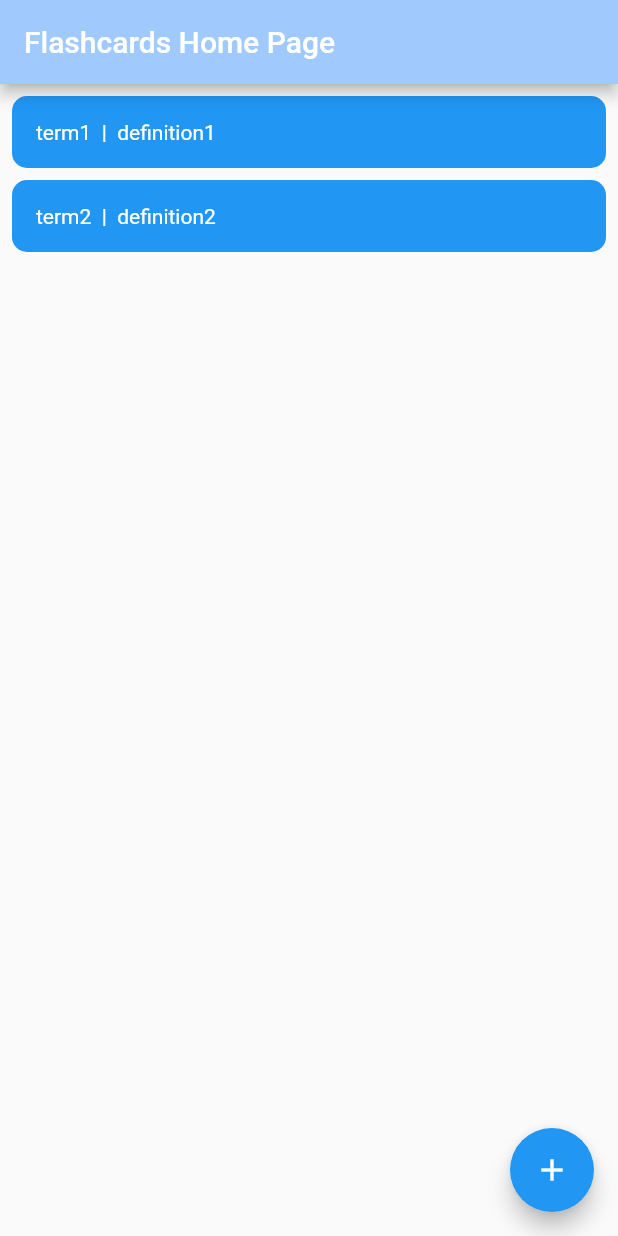
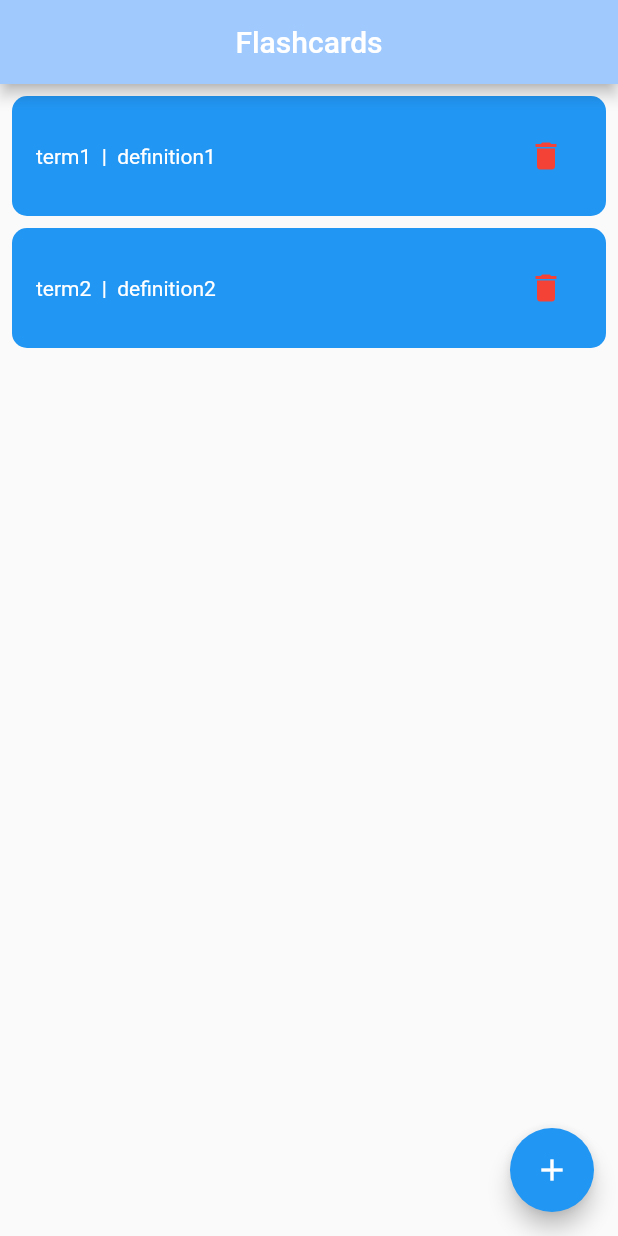
Before and after one commit to aaaluzzi/flashcards_app, a Flutter app: the screen it shows after launch, on a phone screen of 412 x 824 dp. Run offline on Flutter 3.47's test engine with Material 2 defaults, Android fonts, the phone set to English and light mode, and no system bars.

Commit message:
Added delete flashcard row

```diff
--- a/lib/main.dart
+++ b/lib/main.dart
@@ -12,6 +12,10 @@ class FlashcardsState extends ChangeNotifier {
 
   void add(FlashcardData flashcard) {
     flashcards.add(flashcard);
+    notifyListeners();
+  }
+  void removeFlashcard(String term) {
+    flashcards.removeWhere((flashcard) => flashcard.term == term);
     notifyListeners();
   }
 }
@@ -32,12 +36,13 @@ class MyApp extends StatelessWidget {
   @override
   Widget build(BuildContext context) {
     return MaterialApp(
+      debugShowCheckedModeBanner: false,
       title: 'Flashcards',
       theme: ThemeData(
         colorScheme: ColorScheme.fromSeed(seedColor: Colors.blue),
         useMaterial3: true,
       ),
-      home: const MyHomePage(title: 'Flashcards Home Page'),
+      home: const MyHomePage(title: 'Flashcards'),
     );
   }
 }
@@ -56,6 +61,7 @@ class MyHomePage extends StatelessWidget {
         appBar: AppBar(
           backgroundColor: Theme.of(context).colorScheme.inversePrimary,
           title: Text(title),
+          centerTitle: true,
         ),
         body: Center(
           child: Padding(
@@ -92,7 +98,6 @@ class MyHomePage extends StatelessWidget {
   }
 }
 
-//TODO support a delete button in here
 class FlashcardRow extends StatelessWidget {
   final String term;
   final String definition;
@@ -101,6 +106,7 @@ class FlashcardRow extends StatelessWidget {
 
   @override
   Widget build(BuildContext context) {
+    var appState = context.watch<FlashcardsState>();
     return Container(
       decoration: BoxDecoration(
         color: Theme.of(context).colorScheme.secondaryContainer,
@@ -109,10 +115,18 @@ class FlashcardRow extends StatelessWidget {
       child: Padding(
         padding: const EdgeInsets.all(16.0),
         child: Row(
+          mainAxisAlignment: MainAxisAlignment.spaceBetween,
           children: [
             Text(
               "$term  |  $definition",
               style: TextStyle(color: Colors.white),
+            ),
+            IconButton(
+              icon: Icon(Icons.delete),
+              color: Colors.red,
+              onPressed: () {
+                appState.removeFlashcard(term);
+              },
             ),
           ],
         ),
```
